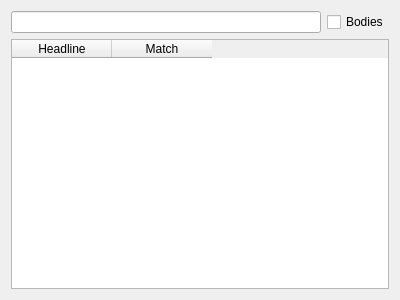
This is leo/plugins/qt_quicksearch.ui in leo-editor/leo-editor as Qt 5 draws it before an edit. The edited form follows.
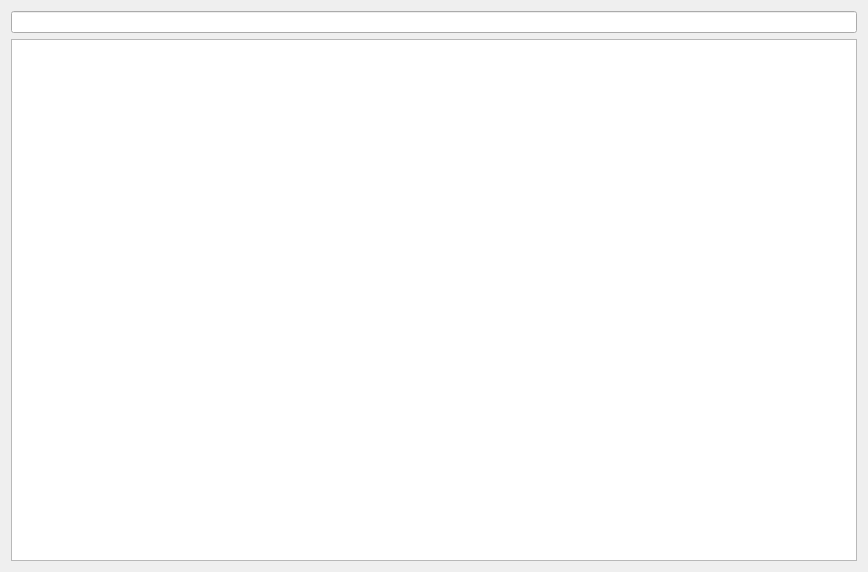
This is the edited form.

```diff
--- a/leo/plugins/qt_quicksearch.ui
+++ b/leo/plugins/qt_quicksearch.ui
@@ -5,37 +5,23 @@
    <rect>
     <x>0</x>
     <y>0</y>
-    <width>400</width>
-    <height>300</height>
+    <width>868</width>
+    <height>572</height>
    </rect>
   </property>
   <property name="windowTitle" >
    <string>Form</string>
   </property>
-  <layout class="QGridLayout" name="gridLayout" >
-   <item row="0" column="0" >
-    <widget class="QLineEdit" name="lineEdit" />
-   </item>
-   <item row="0" column="1" >
-    <widget class="QCheckBox" name="checkBox" >
-     <property name="text" >
-      <string>Bodies</string>
-     </property>
-    </widget>
-   </item>
-   <item row="1" column="0" colspan="2" >
-    <widget class="QTableWidget" name="tableWidget" >
-     <column>
-      <property name="text" >
-       <string>Headline</string>
-      </property>
-     </column>
-     <column>
-      <property name="text" >
-       <string>Match</string>
-      </property>
-     </column>
-    </widget>
+  <layout class="QVBoxLayout" name="verticalLayout_2" >
+   <item>
+    <layout class="QVBoxLayout" name="verticalLayout" >
+     <item>
+      <widget class="QLineEdit" name="lineEdit" />
+     </item>
+     <item>
+      <widget class="QListWidget" name="listWidget" />
+     </item>
+    </layout>
    </item>
   </layout>
  </widget>
```
